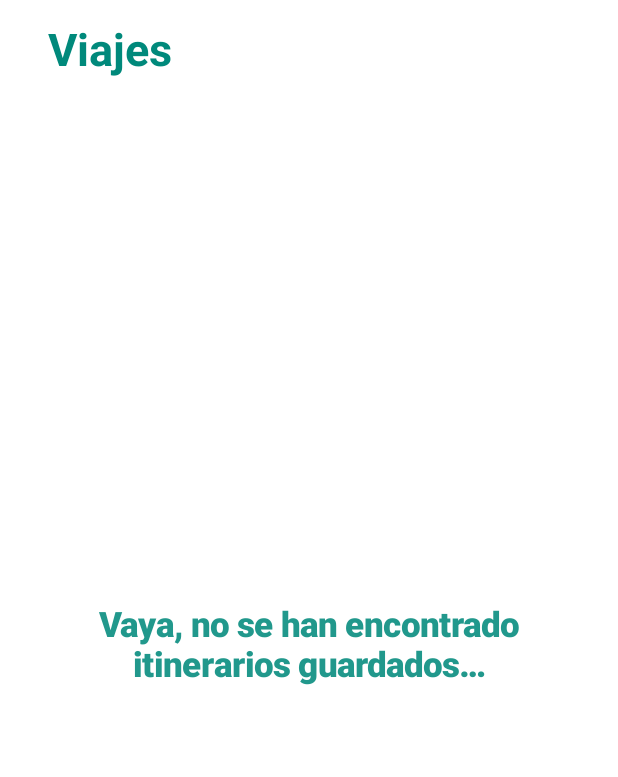
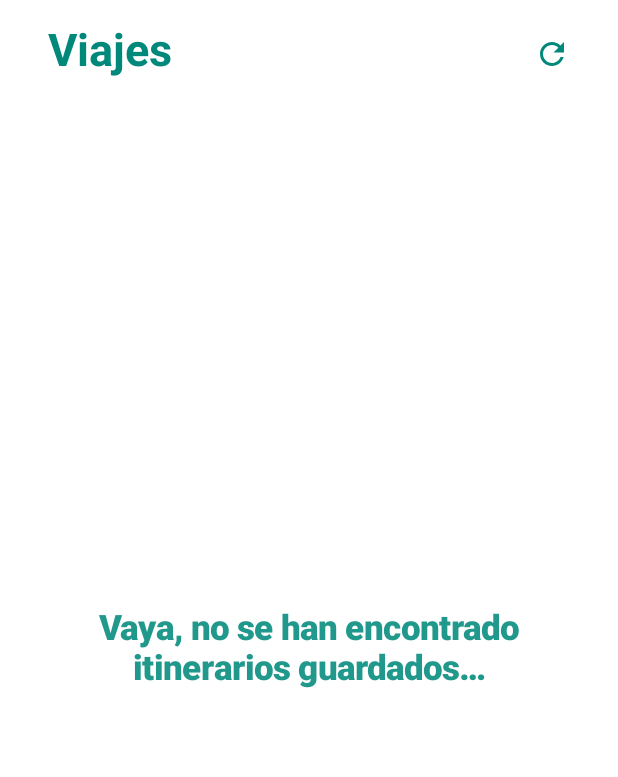
Before and after one commit to cas1201/Tripl, an Android app built with Jetpack Compose: the TripScreen screen opened through its navigation route, on a phone screen of 412 x 824 dp. Shown: the top 777 px of the screen. Run offline under Robolectric (Android 15) with nearby library versions, the phone set to English and light mode, and no system bars; our stand-ins replace Dagger/Hilt's generated code, Firebase (no records; nobody signed in at launch, a user with empty details on screens opened directly), accompanist, livedata-compose; libraries missing offline, so code that uses them is left out: coil.decode, com.google.mlkit.common, com.google.mlkit.nl; network calls fail; pictures from the network do not load; 1 statement that could not run was skipped.

Commit message:
Added refresh button in TripScreen.kt in case itineraries are not being shown.

```diff
--- a/app/src/main/java/tfg/sal/tripl/appcontent/trip/ui/TripScreen.kt
+++ b/app/src/main/java/tfg/sal/tripl/appcontent/trip/ui/TripScreen.kt
@@ -1,6 +1,7 @@
 package tfg.sal.tripl.appcontent.trip.ui
 
 import android.annotation.SuppressLint
+import android.content.Context
 import android.util.Log
 import androidx.compose.foundation.clickable
 import androidx.compose.foundation.layout.*
@@ -9,6 +10,8 @@ import androidx.compose.foundation.verticalScroll
 import androidx.compose.material.*
 import androidx.compose.material.icons.Icons
 import androidx.compose.material.icons.filled.Close
+import androidx.compose.material.icons.filled.PowerSettingsNew
+import androidx.compose.material.icons.filled.Refresh
 import androidx.compose.runtime.Composable
 import androidx.compose.runtime.getValue
 import androidx.compose.runtime.livedata.observeAsState
@@ -31,7 +34,9 @@ import tfg.sal.tripl.appcontent.home.itinerary.ui.ItineraryViewModel
 import tfg.sal.tripl.appcontent.home.ui.BottomNav
 import tfg.sal.tripl.appcontent.login.ui.TriplButton
 import tfg.sal.tripl.appcontent.login.ui.headerText
+import tfg.sal.tripl.appcontent.profile.ui.ProfileViewModel
 import tfg.sal.tripl.appcontent.trip.data.SavedItinerary
+import tfg.sal.tripl.theme.SecondaryColor
 
 @SuppressLint("UnusedMaterialScaffoldPaddingParameter")
 @Composable
@@ -83,10 +88,10 @@ fun TripScreen(
         modifier = Modifier.padding(16.dp),
         scaffoldState = scaffoldState,
         topBar = {
-            headerText(
-                size = 30,
-                text = stringResource(id = R.string.trip),
-                modifier = Modifier.padding(start = 16.dp)
+            TripHeader(
+                modifier = Modifier.padding(start = 16.dp),
+                viewModel = viewModel,
+                context = context
             )
         },
         content = {
@@ -109,6 +114,25 @@ fun TripScreen(
             }
         }
     )
+}
+
+@Composable
+fun TripHeader(modifier: Modifier, viewModel: TripViewModel, context: Context) {
+    Row(modifier = Modifier.fillMaxWidth(), horizontalArrangement = Arrangement.SpaceBetween) {
+        headerText(
+            size = 30,
+            text = stringResource(id = R.string.trip),
+            modifier = modifier
+        )
+        Icon(
+            modifier = Modifier
+                .padding(vertical = 8.dp, horizontal = 16.dp)
+                .clickable { viewModel.refreshClicked(context) },
+            imageVector = Icons.Default.Refresh,
+            contentDescription = stringResource(id = R.string.refresh_titineraries),
+            tint = SecondaryColor
+        )
+    }
 }
 
 @Composable
--- a/app/src/main/java/tfg/sal/tripl/appcontent/trip/ui/TripViewModel.kt
+++ b/app/src/main/java/tfg/sal/tripl/appcontent/trip/ui/TripViewModel.kt
@@ -47,7 +47,11 @@ class TripViewModel @Inject constructor(
 
     private fun showToast(context: Context, message: Int) {
         Toast.makeText(context, message, Toast.LENGTH_SHORT).show()
-        //_signInPressed.value = false
+    }
+
+    fun refreshClicked(context: Context){
+        _savedItineraries.value = emptyList()
+        firestoreGetItinerary(context)
     }
 
     fun cardSavedItinerary(si: SavedItinerary) {
--- a/app/src/main/res/values/strings.xml
+++ b/app/src/main/res/values/strings.xml
@@ -104,4 +104,5 @@
     <string name="search_filters">Filtros de búsqueda</string>
     <string name="save_preferences">Guardar preferencias</string>
     <string name="preferences_saved">¡Preferencias guardadas!</string>
+    <string name="refresh_titineraries">Actualizar itinerarios</string>
 </resources>
```
Also changed, not shown: 1 other file.
